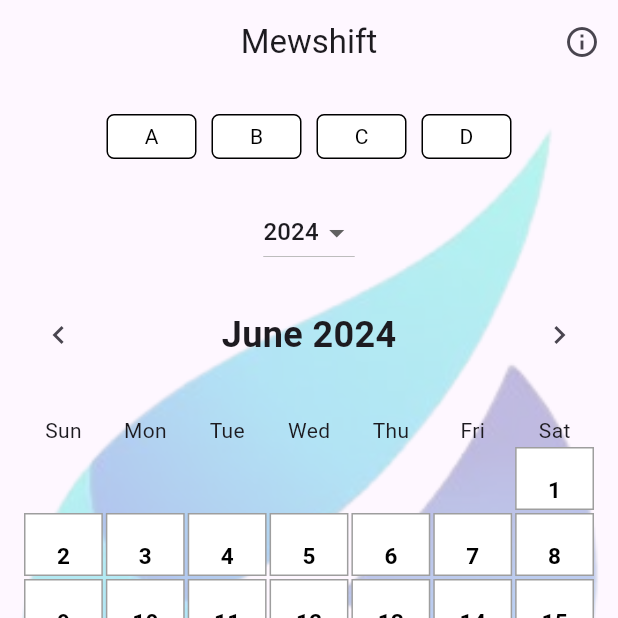
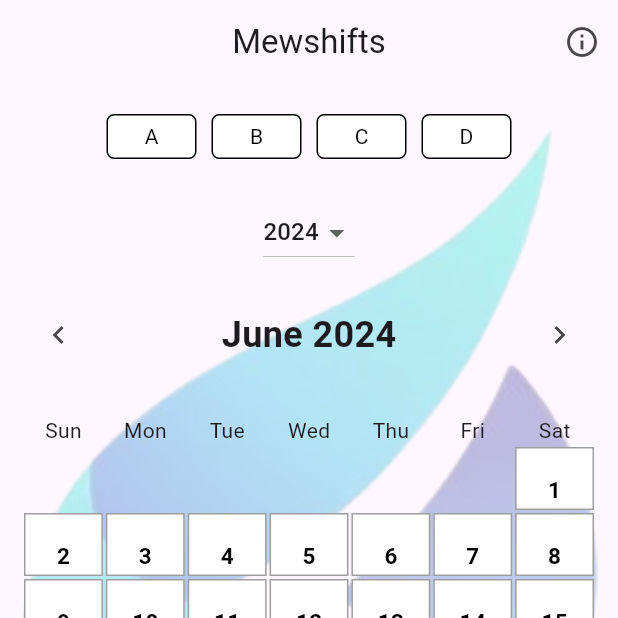
Before and after one commit to tanvir921/calender_app, a Flutter app: the screen it shows after launch, on a phone screen of 412 x 824 dp, the top half of it. Run offline on Flutter 3.47's test engine with Material 3 defaults, Android fonts, the phone set to English and light mode, and no system bars; our stand-ins replace shared_preferences, webview_flutter; network calls fail.

Commit message:
Final commit

```diff
--- a/lib/constants.dart
+++ b/lib/constants.dart
@@ -2,7 +2,7 @@ import 'package:shared_preferences/shared_preferences.dart';
 import 'package:flutter/material.dart';
 
 class Constants {
-  static const String appName = "Mewshift";
+  static const String appName = "Mewshifts";
   static const String appVersion = "1.0.0";
 
   static const String morningShiftColorKey = "morningShiftColor";
--- a/lib/home_screen.dart
+++ b/lib/home_screen.dart
@@ -107,7 +107,7 @@ class _HomeScreenState extends State<HomeScreen>
     super.build(context); // Add this line
     return Scaffold(
       appBar: AppBar(
-        title: const Text('Mewshift'),
+        title: const Text('Mewshifts'),
         centerTitle: true,
         actions: [
           IconButton(
--- a/lib/webview_screen.dart
+++ b/lib/webview_screen.dart
@@ -24,19 +24,17 @@ class WebviewScreen extends StatelessWidget {
           onHttpError: (HttpResponseError error) {},
           onWebResourceError: (WebResourceError error) {},
           onNavigationRequest: (NavigationRequest request) {
-            if (request.url.startsWith(
-                url)) {
+            if (request.url.startsWith(url)) {
               return NavigationDecision.prevent;
             }
             return NavigationDecision.navigate;
           },
         ),
       )
-      ..loadRequest(
-          Uri.parse(url));
+      ..loadRequest(Uri.parse(url));
     return Scaffold(
       appBar: AppBar(
-        title: Text('Mewshift'),
+        title: Text('Mewshifts'),
         centerTitle: true,
       ),
       body: WebViewWidget(controller: controller),
```
Also changed, not shown: 2 other files.
